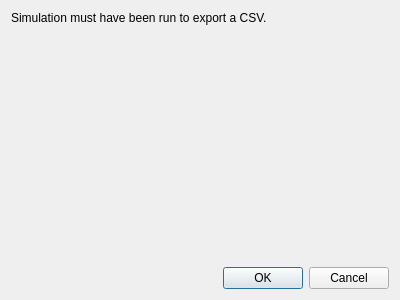
Above: resources/CSVExporter.ui from reilleya/openMotor before the change. Below: the same form after it.
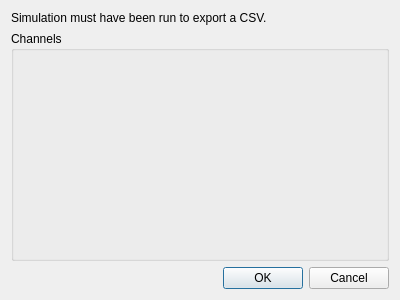
That is the form after the change. Icons and pictures are not drawn.

Commit message: Added channel toggling to CSV exporter

```diff
--- a/resources/CSVExporter.ui
+++ b/resources/CSVExporter.ui
@@ -22,13 +22,16 @@
     </widget>
    </item>
    <item>
-    <widget class="QWidget" name="widget" native="true">
+    <widget class="QGroupBox" name="groupBoxChecks">
      <property name="sizePolicy">
       <sizepolicy hsizetype="Preferred" vsizetype="Expanding">
        <horstretch>0</horstretch>
        <verstretch>0</verstretch>
       </sizepolicy>
      </property>
+     <property name="title">
+      <string>Channels</string>
+     </property>
     </widget>
    </item>
    <item>
```
Left out of the diff: 6 changed lines with no effect on the pictures. The commit also changes 2 other files.
